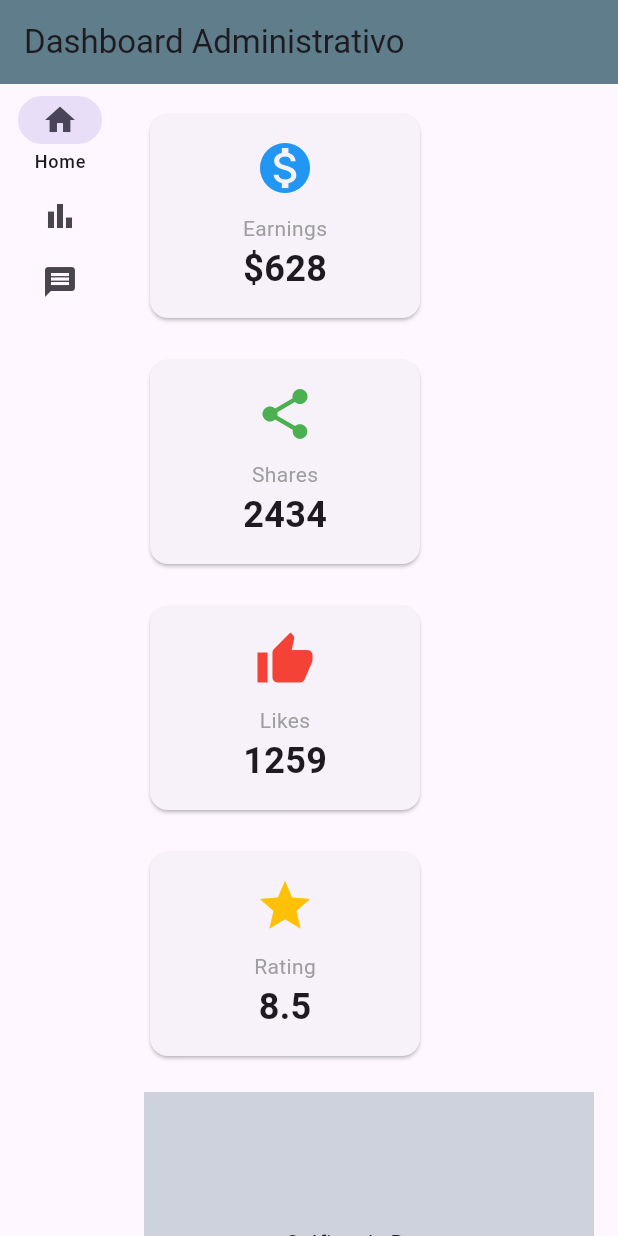
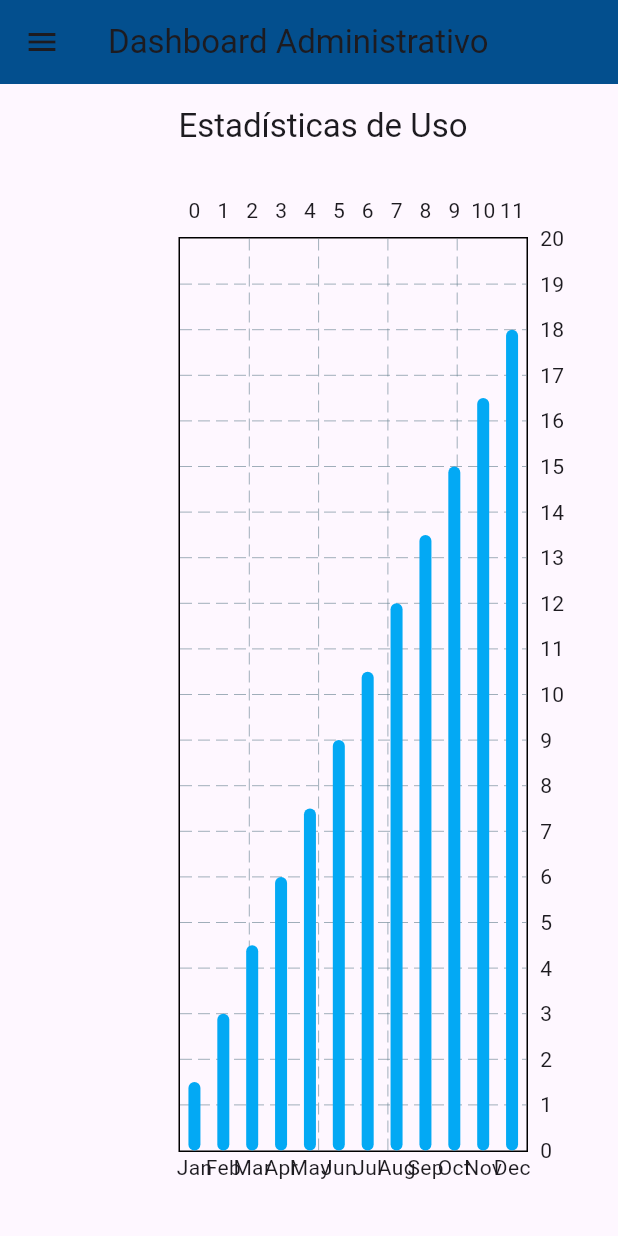
Before and after one commit to Denzel-Fuentes/FLUTTER_Parking, a Flutter app: the AdminDashboard screen opened directly, on a phone screen of 412 x 824 dp. Run offline on Flutter 3.47's test engine with Material 3 defaults, Android fonts, the phone set to English and light mode, and no system bars; drawn by our look-alikes of fl_chart; our stand-ins replace cloud_firestore, firebase_core, fluttertoast, simple_animations; accounts and stored records are empty; generated files the repository leaves out were written again.

Commit message:
Modificacion del ScreenAdmin

```diff
--- a/lib/AdminDashboard.dart
+++ /dev/null
@@ -1,130 +0,0 @@
-import 'package:flutter/material.dart';
-import 'stats_screen.dart';
-import 'top_users_screen.dart';
-import 'low_rated_users_screen.dart';
-import 'package:fl_chart/fl_chart.dart';
-
-class AdminDashboard extends StatelessWidget {
-  const AdminDashboard({Key? key}) : super(key: key);
-
-  @override
-  Widget build(BuildContext context) {
-    // Datos de ejemplo para cada pantalla
-    final barGroups = createBarGroups();
-    final topUsers = createTopUsers();
-    final lowRatedUsers = createLowRatedUsers();
-
-    return Scaffold(
-      appBar: AppBar(
-        title: const Text('Dashboard Administrativo'),
-        backgroundColor: Colors.blueGrey,
-      ),
-      body: Row(
-        children: [
-          NavigationRail(
-            selectedIndex: 0,
-            onDestinationSelected: (int index) {},
-            labelType: NavigationRailLabelType.selected,
-            destinations: [
-              NavigationRailDestination(
-                icon: Icon(Icons.home),
-                selectedIcon: Icon(Icons.home),
-                label: Text('Home'),
-              ),
-              NavigationRailDestination(
-                icon: Icon(Icons.bar_chart),
-                selectedIcon: Icon(Icons.bar_chart),
-                label: Text('Statistics'),
-              ),
-              NavigationRailDestination(
-                icon: Icon(Icons.message),
-                selectedIcon: Icon(Icons.message),
-                label: Text('Messages'),
-              ),
-            ],
-          ),
-          Expanded(
-            child: ListView(
-              children: [
-                Padding(
-                  padding: const EdgeInsets.all(16.0),
-                  child: Wrap(
-                    spacing: 20,
-                    runSpacing: 20,
-                    children: [
-                      InfoCard('Earnings', '\$628', Icons.monetization_on,
-                          Colors.blue),
-                      InfoCard('Shares', '2434', Icons.share, Colors.green),
-                      InfoCard('Likes', '1259', Icons.thumb_up, Colors.red),
-                      InfoCard('Rating', '8.5', Icons.star, Colors.amber),
-                      // Placeholder para gráficos y más información
-                      Container(
-                        height: 200,
-                        width: double.infinity,
-                        color: Colors.blueGrey.withOpacity(0.3),
-                        child: Center(child: Text('Gráfico de Barras')),
-                      ),
-                      Container(
-                        height: 200,
-                        width: double.infinity,
-                        color: Colors.orange.withOpacity(0.3),
-                        child: Center(child: Text('Gráfico Circular')),
-                      ),
-                    ],
-                  ),
-                )
-              ],
-            ),
-          ),
-        ],
-      ),
-    );
-  }
-}
-
-Widget InfoCard(String title, String value, IconData icon, Color color) {
-  return Card(
-    child: Container(
-      width: 180,
-      padding: EdgeInsets.all(16),
-      child: Column(
-        children: [
-          Icon(icon, size: 40, color: color),
-          SizedBox(height: 10),
-          Text(title, style: TextStyle(color: Colors.grey)),
-          Text(value,
-              style: TextStyle(fontSize: 24, fontWeight: FontWeight.bold)),
-        ],
-      ),
-    ),
-  );
-}
-
-List<BarChartGroupData> createBarGroups() {
-  return [
-    BarChartGroupData(
-      x: 0,
-      barRods: [BarChartRodData(toY: 20, color: Colors.blue)],
-      showingTooltipIndicators: [0],
-    ),
-    // Añade más datos según necesites
-  ];
-}
-
-List<Map<String, dynamic>> createTopUsers() {
-  return List.generate(
-      20,
-      (index) => {
-            "name": "Top User $index",
-            "rating": 5.0 - index * 0.1,
-          });
-}
-
-List<Map<String, dynamic>> createLowRatedUsers() {
-  return List.generate(
-      20,
-      (index) => {
-            "name": "Low Rated User $index",
-            "rating": 2.0 - index * 0.1,
-          });
-}
--- /dev/null
+++ b/lib/admin/AdminDashboard.dart
@@ -0,0 +1,86 @@
+import 'package:flutter/material.dart';
+import 'UsageStatsScreen.dart';
+import 'PricingScreen.dart';
+import 'RejectionScreen.dart';
+import 'TopUsersScreen.dart';
+import 'WorstUsersScreen.dart';
+
+class AdminDashboard extends StatefulWidget {
+  const AdminDashboard({Key? key}) : super(key: key);
+
+  @override
+  _AdminDashboardState createState() => _AdminDashboardState();
+}
+
+class _AdminDashboardState extends State<AdminDashboard> {
+  Widget _selectedScreen = UsageStatsScreen(); // Pantalla inicial por defecto
+
+  void _selectScreen(Widget screen) {
+    setState(() {
+      _selectedScreen = screen;
+    });
+  }
+
+  @override
+  Widget build(BuildContext context) {
+    return Scaffold(
+      appBar: AppBar(
+        title: Text('Dashboard Administrativo'),
+        backgroundColor: const Color.fromARGB(255, 3, 79, 142),
+      ),
+      drawer: Drawer(
+        child: ListView(
+          padding: EdgeInsets.zero,
+          children: <Widget>[
+            UserAccountsDrawerHeader(
+              accountName: Text("Admin"),
+              accountEmail: Text("admin@company.com"),
+              currentAccountPicture: CircleAvatar(
+                backgroundColor: Colors.white,
+                child: Text('AD', style: TextStyle(fontSize: 40.0)),
+              ),
+            ),
+            ListTile(
+              leading: Icon(Icons.query_stats),
+              title: Text('Estadísticas de Uso'),
+              onTap: () => _selectScreen(UsageStatsScreen()),
+            ),
+            ListTile(
+              leading: Icon(Icons.attach_money),
+              title: Text('Precios Convenidos'),
+              onTap: () => _selectScreen(PricingScreen()),
+            ),
+            ListTile(
+              leading: Icon(Icons.thumb_down),
+              title: Text('Rechazos'),
+              onTap: () => _selectScreen(RejectionScreen()),
+            ),
+            ListTile(
+              leading: Icon(Icons.star),
+              title: Text('Top 20 Usuarios'),
+              onTap: () => _selectScreen(TopUsersScreen()),
+            ),
+            ListTile(
+              leading: Icon(Icons.warning),
+              title: Text('Usuarios con Peores Calificaciones'),
+              onTap: () => _selectScreen(WorstUsersScreen()),
+            ),
+          ],
+        ),
+      ),
+      body: Row(
+        children: [
+          Expanded(
+            flex: 1,
+            child: Container(), // Espacio vacío o para más contenido lateral
+          ),
+          Expanded(
+            flex: 3,
+            child:
+                _selectedScreen, // Área principal que muestra la pantalla seleccionada
+          ),
+        ],
+      ),
+    );
+  }
+}
--- /dev/null
+++ b/lib/admin/UsageStatsScreen.dart
@@ -0,0 +1,62 @@
+import 'package:flutter/material.dart';
+import 'package:fl_chart/fl_chart.dart';
+
+class UsageStatsScreen extends StatelessWidget {
+  @override
+  Widget build(BuildContext context) {
+    return Scaffold(
+      appBar: AppBar(
+        title: Text("Estadísticas de Uso"),
+      ),
+      body: Padding(
+        padding: const EdgeInsets.all(16.0),
+        child: BarChart(
+          BarChartData(
+            alignment: BarChartAlignment.spaceAround,
+            maxY: 20,
+            barTouchData: BarTouchData(
+              enabled: true,
+            ),
+            titlesData: FlTitlesData(
+              bottomTitles: AxisTitles(
+                sideTitles: SideTitles(
+                  showTitles: true,
+                  reservedSize: 40,
+                  getTitlesWidget: (double value, TitleMeta meta) {
+                    switch (value.toInt()) {
+                      case 0: return Text('Jan');
+                      case 1: return Text('Feb');
+                      case 2: return Text('Mar');
+                      case 3: return Text('Apr');
+                      case 4: return Text('May');
+                      case 5: return Text('Jun');
+                      case 6: return Text('Jul');
+                      case 7: return Text('Aug');
+                      case 8: return Text('Sep');
+                      case 9: return Text('Oct');
+                      case 10: return Text('Nov');
+                      case 11: return Text('Dec');
+                      default: return Text('');
+                    }
+                  },
+                ),
+              ),
+              leftTitles: AxisTitles(
+                sideTitles: SideTitles(showTitles: false),
+              ),
+            ),
+            barGroups: List.generate(12, (index) => BarChartGroupData(
+              x: index,
+              barRods: [
+                BarChartRodData(
+                  toY: (index + 1) * 1.5,
+                  color: Colors.lightBlue
+                )
+              ]
+            )),
+          ),
+        ),
+      ),
+    );
+  }
+}
--- a/lib/login_def.dart
+++ b/lib/login_def.dart
@@ -2,7 +2,7 @@ import 'package:flutter/material.dart';
 import 'package:flutter/foundation.dart' show kIsWeb;
 import 'package:parking_app/RegistroScreen.dart';
 import 'package:parking_app/Welcome.dart'; // Importa la pantalla de bienvenida
-import 'package:parking_app/AdminDashboard.dart';
+import 'package:parking_app/admin/AdminDashboard.dart';
 import 'package:parking_app/animation/FadeAnimation.dart';
 import 'package:parking_app/main_screen.dart';
 
@@ -238,7 +238,6 @@ class _LoginDefState extends State<LoginDef> {
                             ),
                           ),
                         ),
-
                       ],
                     ),
                   ),
```
Also changed, not shown: lib/admin/PricingScreen.dart (added, +62 -0 lines), lib/admin/RejectionScreen.dart (added, +40 -0 lines), lib/admin/TopUsersScreen.dart (added, +72 -0 lines), lib/admin/WorstUsersScreen.dart (added, +44 -0 lines), lib/admin/low_rated_users_screen.dart (renamed from lib/low_rated_users_screen.dart), lib/admin/stats_screen.dart (renamed from lib/stats_screen.dart), lib/admin/top_users_screen.dart (renamed from lib/top_users_screen.dart).
